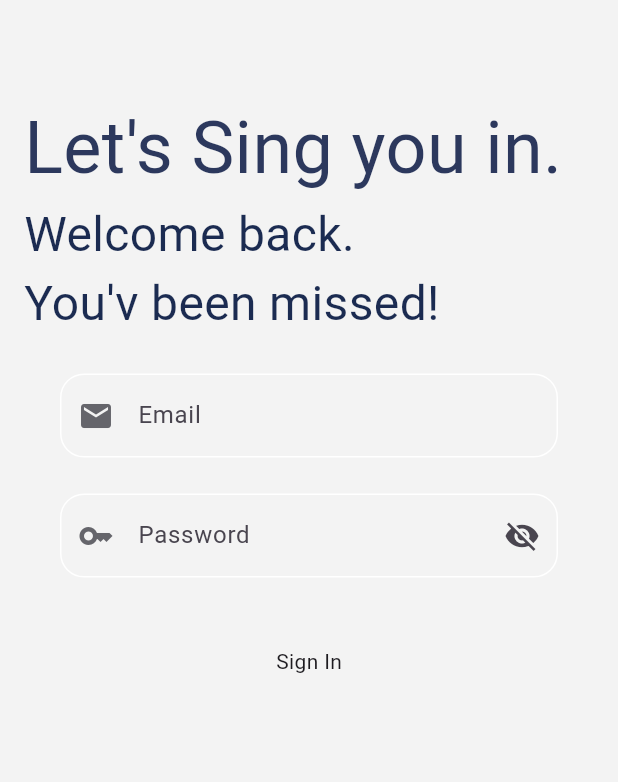
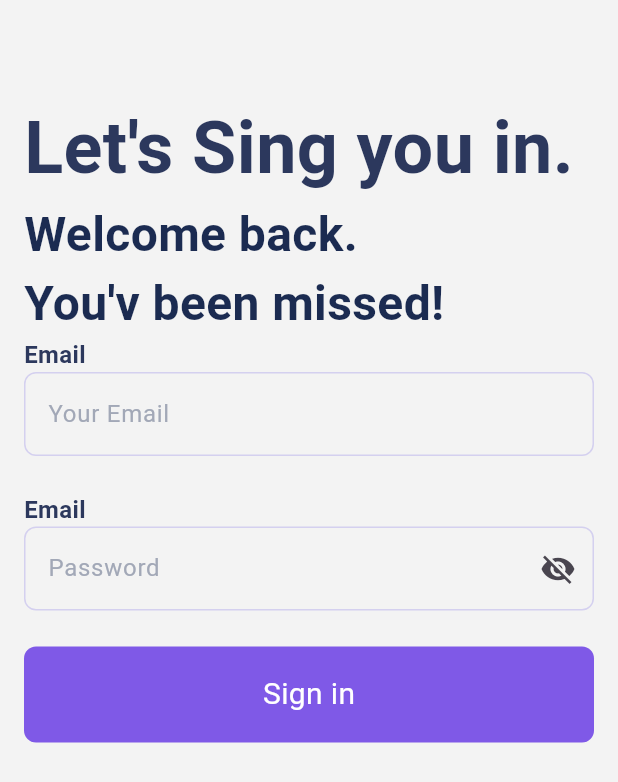
Before and after one commit to Mohamed-Husien/Atw_task, a Flutter app: the screen it shows after launch, on a phone screen of 412 x 824 dp. Shown: the top 782 px of the screen. Run offline on Flutter 3.47's test engine with Material 3 defaults, Android fonts, the phone set to English and light mode, and no system bars; our stand-ins replace firebase_core; accounts and stored records are empty.

Commit message:
some refactor

```diff
--- a/lib/Features/singin/widgets/custom_sign_in_button.dart
+++ b/lib/Features/singin/widgets/custom_sign_in_button.dart
@@ -8,23 +8,30 @@ class CustomButton extends StatelessWidget {
       {super.key,
       required this.onTap,
       this.width = 180,
-      this.text = "Sign In"});
+      this.text = "Sign in"});
 
   @override
   Widget build(BuildContext context) {
     return InkWell(
       onTap: onTap,
       borderRadius: BorderRadius.circular(16),
-      // splashColor: kPrimaryColor,
+      splashColor: const Color(0xffA2A8B7),
       highlightColor: Colors.transparent,
       child: Container(
         height: 64,
         width: width,
         decoration: BoxDecoration(
-          // color: kPrimaryColor,
-          borderRadius: BorderRadius.circular(16),
+          color: const Color(0xff7F59E7),
+          borderRadius: BorderRadius.circular(8),
         ),
-        child: Center(child: Text(text)),
+        child: Center(
+            child: Text(
+          text,
+          style: const TextStyle(
+            color: Colors.white,
+            fontSize: 20,
+          ),
+        )),
       ),
     );
   }
--- a/lib/Features/singin/widgets/custom_text_form_field.dart
+++ b/lib/Features/singin/widgets/custom_text_form_field.dart
@@ -29,27 +29,27 @@ class CustomTextFormField extends StatelessWidget {
       onSaved: onSaved,
       validator: validator,
       maxLines: maxLines,
-      // cursorColor: kPrimaryColor,
+      cursorColor: const Color(0xffA2A8B7),
       style: const TextStyle(
-        color: Colors.white, // <-- Change text color to white
+        color: Colors.black, // <-- Change text color to white
       ),
       decoration: InputDecoration(
         border: buildBorder(),
-        enabledBorder: buildBorder(),
-        focusedBorder: buildBorder(),
+        enabledBorder: buildBorder(const Color(0xffD4D0EF)),
+        focusedBorder: buildBorder(const Color(0xffD4D0EF)),
         hintText: hint,
         suffixIcon: suffixIcon,
         prefixIcon: prefixIcon,
         hintStyle: const TextStyle(
-            // color: kPrimaryColor,
-            ),
+          color: Color(0xffA2A8B7),
+        ),
       ),
     );
   }
 
   OutlineInputBorder buildBorder([Color]) {
     return OutlineInputBorder(
-      borderRadius: BorderRadius.circular(16),
+      borderRadius: BorderRadius.circular(8),
       borderSide: BorderSide(
         color: Color ?? Colors.white,
       ),
--- a/lib/Features/singin/widgets/header_text.dart
+++ b/lib/Features/singin/widgets/header_text.dart
@@ -15,6 +15,7 @@ class HeaderText extends StatelessWidget {
           style: TextStyle(
             color: Color(0xff2C385D),
             fontSize: 48,
+            fontWeight: FontWeight.bold,
           ),
         ),
         Text(
@@ -22,7 +23,7 @@ class HeaderText extends StatelessWidget {
           style: TextStyle(
             color: Color(0xff1B2B51),
             fontSize: 32,
-            fontWeight: FontWeight.w400,
+            fontWeight: FontWeight.bold,
           ),
         ),
         Text(
@@ -30,7 +31,7 @@ class HeaderText extends StatelessWidget {
           style: TextStyle(
             color: Color(0xff1B2B51),
             fontSize: 32,
-            fontWeight: FontWeight.w400,
+            fontWeight: FontWeight.bold,
           ),
         ),
       ],
--- a/lib/Features/singin/widgets/text_form_field_and_button_part.dart
+++ b/lib/Features/singin/widgets/text_form_field_and_button_part.dart
@@ -20,9 +20,6 @@ class _SingInPartState extends State<SingInPart> {
   Widget build(BuildContext context) {
     return Padding(
       padding: EdgeInsets.only(
-        right: 24,
-        left: 24,
-        top: 24,
         bottom: MediaQuery.of(context).viewInsets.bottom,
       ),
       child: Form(
@@ -31,19 +28,21 @@ class _SingInPartState extends State<SingInPart> {
           crossAxisAlignment: CrossAxisAlignment.start,
           mainAxisSize: MainAxisSize.min,
           children: [
+            const CustomFieldLabel(
+              text: 'Email',
+            ),
             CustomTextFormField(
               onChanged: (value) {
                 email = value;
               },
               validator: (value) => validateEmail(value),
-              hint: 'Email',
-              prefixIcon: const Icon(
-                Icons.email,
-                color: Color(0xff65656B),
-              ),
+              hint: 'Your Email',
             ),
             const SizedBox(height: 24),
             //---------------------------------------------
+            const CustomFieldLabel(
+              text: 'Email',
+            ),
             CustomTextFormField(
               onChanged: (value) {
                 password = value;
@@ -52,10 +51,6 @@ class _SingInPartState extends State<SingInPart> {
               obscureText: isSecurePassword,
               suffixIcon: toggalePassword(),
               hint: 'Password',
-              prefixIcon: const Icon(
-                Icons.key,
-                color: Color(0xff65656B),
-              ),
             ),
             //--------------------------------------------
             const SizedBox(height: 24),
@@ -103,3 +98,19 @@ class _SingInPartState extends State<SingInPart> {
     );
   }
 }
+
+class CustomFieldLabel extends StatelessWidget {
+  const CustomFieldLabel({super.key, required this.text});
+  final String text;
+  @override
+  Widget build(BuildContext context) {
+    return Text(
+      text,
+      style: const TextStyle(
+        color: Color(0xff2C385D),
+        fontSize: 16,
+        fontWeight: FontWeight.bold,
+      ),
+    );
+  }
+}
```
